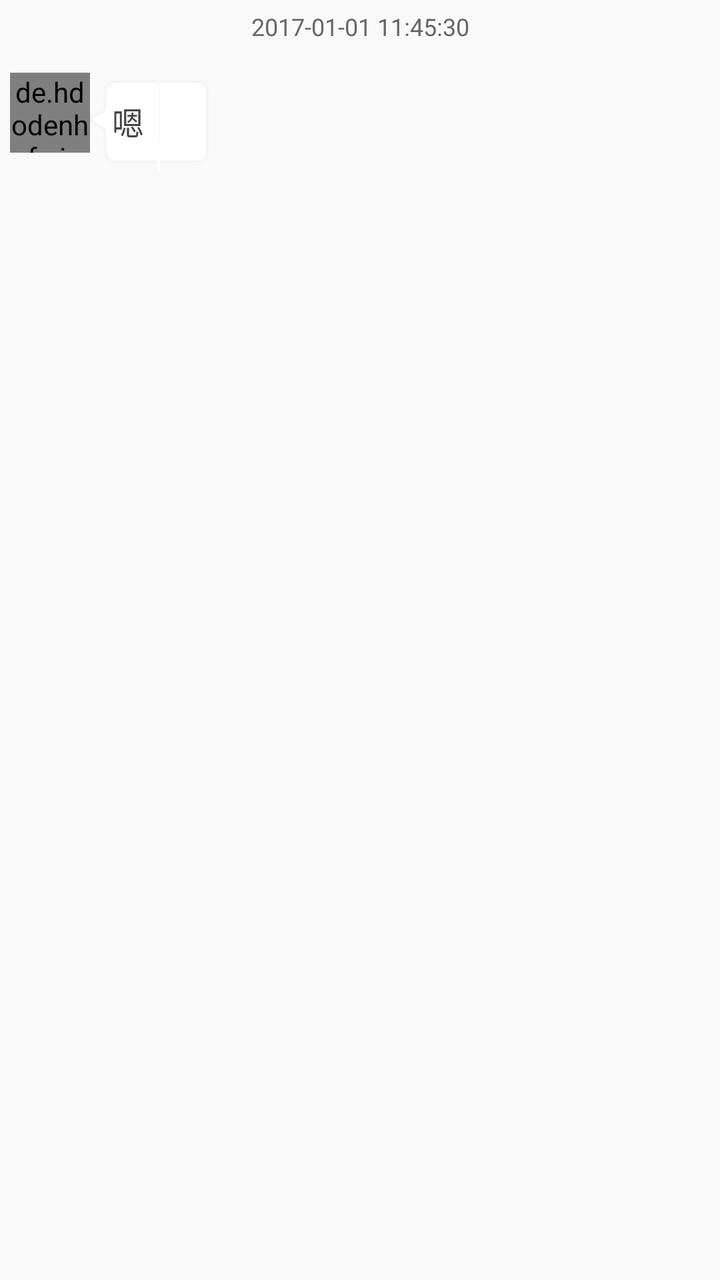
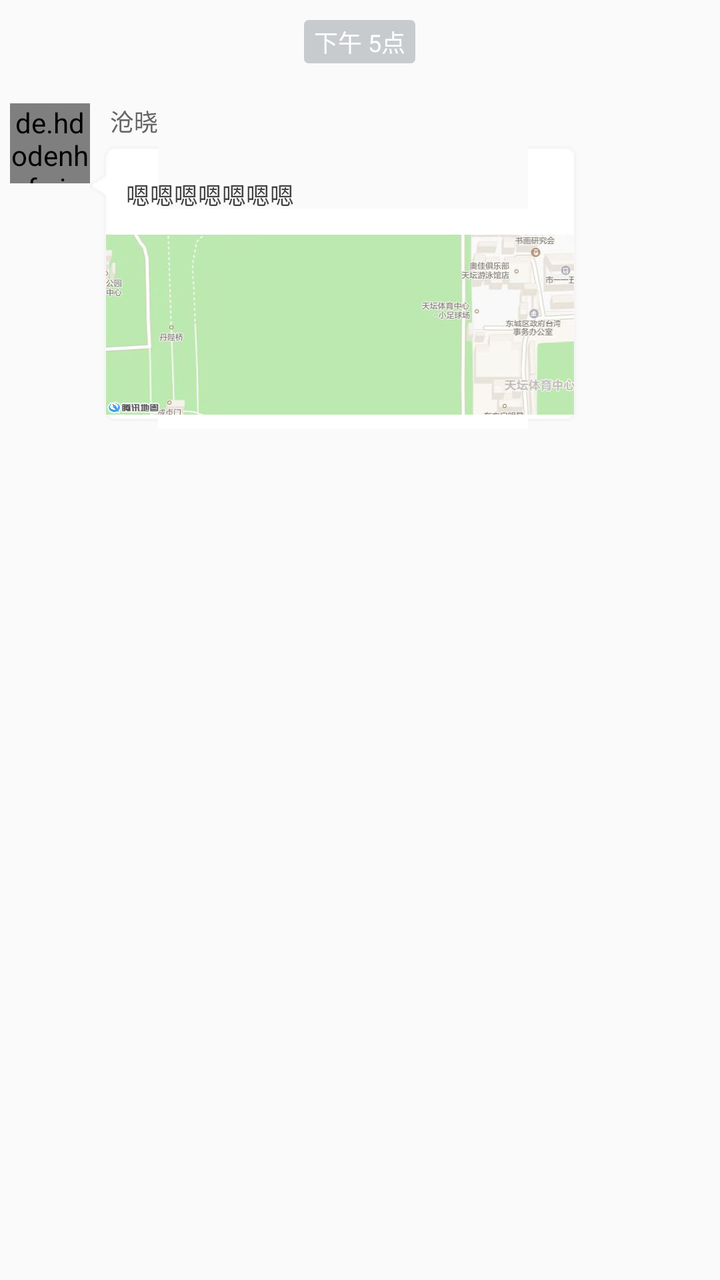

Two renders of the same Android screen: before a commit and after it. Below are the layout's source before the change and the commit's diff.
<!-- AndroidManifest.xml: application theme AppTheme -->
<!-- res/layout/item_location_receive.xml -->
<?xml version="1.0" encoding="utf-8"?>
<LinearLayout xmlns:android="http://schemas.android.com/apk/res/android"
              xmlns:app="http://schemas.android.com/apk/res-auto"
              android:layout_width="match_parent"
              android:layout_height="match_parent"
              android:orientation="vertical">

    

    <TextView
        android:id="@+id/tvTime"
        android:layout_width="match_parent"
        android:layout_height="wrap_content"
        android:gravity="center"
        android:padding="5dp"
        android:text="2017-01-01 11:45:30"
        android:textColor="#666666"
        android:textSize="12sp"/>

    <LinearLayout
        android:layout_width="match_parent"
        android:layout_height="wrap_content"
        android:layout_gravity="left"
        android:orientation="horizontal"
        android:paddingBottom="20dp"
        android:paddingLeft="5dp"
        android:paddingRight="5dp"
        android:paddingTop="10dp">

        

        <de.hdodenhof.circleimageview.CircleImageView
            android:id="@+id/ivAvatar"
            android:layout_width="40dp"
            android:layout_height="40dp"
            android:focusable="false"
            android:focusableInTouchMode="false"
            android:src="@mipmap/default_header"/>

        <LinearLayout
            android:layout_width="wrap_content"
            android:layout_height="wrap_content"
            android:orientation="vertical">

            

            <TextView
                android:id="@+id/tvName"
                android:layout_width="wrap_content"
                android:layout_height="wrap_content"
                android:text="沧晓："
                android:textColor="#666666"
                android:textSize="12sp"
                android:visibility="gone"/>

            <LinearLayout
                android:layout_width="wrap_content"
                android:layout_height="wrap_content"
                android:gravity="center"
                android:orientation="horizontal">

                <TextView
                    android:id="@+id/tvText"
                    android:layout_width="wrap_content"
                    android:layout_height="wrap_content"
                    android:autoLink="phone|email|map|web"
                    android:background="@drawable/img_bubble_receive"
                    android:gravity="left|center_vertical"
                    android:maxWidth="240dp"
                    android:minHeight="40dp"
                    android:paddingBottom="12dp"
                    android:paddingLeft="11dp"
                    android:paddingRight="8dp"
                    android:paddingTop="12dp"
                    android:text="嗯"
                    android:textColor="#444444"
                    android:textColorLink="#666666"
                    android:textSize="16sp"/>

                <ProgressBar
                    android:id="@+id/pbSending"
                    style="?android:attr/progressBarStyleSmall"
                    android:layout_width="20dp"
                    android:layout_height="20dp"
                    android:layout_gravity="center"
                    android:layout_margin="5dp"
                    android:visibility="gone"/>

                <LinearLayout
                    android:id="@+id/llError"
                    android:layout_width="wrap_content"
                    android:layout_height="wrap_content"
                    android:layout_gravity="center"
                    android:visibility="gone">

                    <de.hdodenhof.circleimageview.CircleImageView
                        android:id="@+id/ivError"
                        android:layout_width="20dp"
                        android:layout_height="20dp"
                        android:layout_gravity="center"
                        android:layout_margin="5dp"
                        android:src="@mipmap/img_error"/>

                    <TextView
                        android:id="@+id/tvRetry"
                        android:layout_width="wrap_content"
                        android:layout_height="wrap_content"
                        android:layout_gravity="center"
                        android:text="重试"
                        android:visibility="gone"/>
                </LinearLayout>
            </LinearLayout>
        </LinearLayout>
    </LinearLayout>

</LinearLayout>
<!-- resources referenced by this layout -->
<resources>
  <!-- drawable img_bubble_receive: png bitmap (drawable, 457 bytes) -->
  <!-- mipmap default_header: jpg bitmap (mipmap-hdpi, 49500 bytes) -->
  <!-- mipmap img_error: png bitmap (mipmap-hdpi, 820 bytes) -->
  <style name="AppTheme" parent="Theme.AppCompat.Light">
          
          <item name="colorPrimary">@color/colorPrimary</item>
          <item name="colorPrimaryDark">@color/colorPrimarydark</item>
          <item name="colorAccent">@color/coloraccent</item>
          
          <item name="windowNoTitle">true</item>
          <item name="windowActionBar">false</item>
          
          <item name="android:windowAnimationStyle">@style/activityAnimation</item>
      </style>
  <color name="colorPrimary">#393A3F</color>
  <color name="colorPrimarydark">#303135</color>
  <color name="coloraccent">#7e7e7e</color>
  <style name="activityAnimation" parent="@android:style/Animation">
          <item name="android:activityOpenEnterAnimation">@anim/slide_right_in</item>
          <item name="android:activityOpenExitAnimation">@anim/slide_left_out</item>
          <item name="android:activityCloseEnterAnimation">@anim/slide_left_in</item>
          <item name="android:activityCloseExitAnimation">@anim/slide_right_out</item>
      </style>
</resources>

<!-- the commit's change to res/layout/item_location_receive.xml (unified diff, before → after) -->
@@ -9,12 +9,18 @@
 
     <TextView
         android:id="@+id/tvTime"
-        android:layout_width="match_parent"
+        android:layout_width="wrap_content"
         android:layout_height="wrap_content"
+        android:layout_gravity="center_horizontal"
+        android:layout_margin="10dp"
+        android:background="@drawable/shape_notification_bg"
         android:gravity="center"
-        android:padding="5dp"
-        android:text="2017-01-01 11:45:30"
-        android:textColor="#666666"
+        android:paddingBottom="2dp"
+        android:paddingLeft="5dp"
+        android:paddingRight="5dp"
+        android:paddingTop="2dp"
+        android:text="下午 5点"
+        android:textColor="#fff"
         android:textSize="12sp"/>
 
     <LinearLayout
@@ -48,10 +54,11 @@
                 android:id="@+id/tvName"
                 android:layout_width="wrap_content"
                 android:layout_height="wrap_content"
-                android:text="沧晓："
+                android:layout_marginLeft="10dp"
+                android:text="沧晓"
                 android:textColor="#666666"
                 android:textSize="12sp"
-                android:visibility="gone"/>
+                android:visibility="visible"/>
 
             <LinearLayout
                 android:layout_width="wrap_content"
@@ -59,23 +66,35 @@
                 android:gravity="center"
                 android:orientation="horizontal">
 
-                <TextView
-                    android:id="@+id/tvText"
-                    android:layout_width="wrap_content"
+                <LinearLayout
+                    android:layout_width="250dp"
                     android:layout_height="wrap_content"
-                    android:autoLink="phone|email|map|web"
-                    android:background="@drawable/img_bubble_receive"
-                    android:gravity="left|center_vertical"
-                    android:maxWidth="240dp"
-                    android:minHeight="40dp"
-                    android:paddingBottom="12dp"
-                    android:paddingLeft="11dp"
-                    android:paddingRight="8dp"
-                    android:paddingTop="12dp"
-                    android:text="嗯"
-                    android:textColor="#444444"
-                    android:textColorLink="#666666"
-                    android:textSize="16sp"/>
+                    android:background="@drawable/img_location_receive"
+                    android:orientation="vertical">
+
+                    <TextView
+                        android:id="@+id/tvTitle"
+                        android:layout_width="match_parent"
+                        android:layout_height="wrap_content"
+                        android:ellipsize="end"
+                        android:gravity="left|center_vertical"
+                        android:maxWidth="240dp"
+                        android:minHeight="40dp"
+                        android:paddingLeft="10dp"
+                        android:paddingRight="10dp"
+                        android:text="嗯嗯嗯嗯嗯嗯嗯"
+                        android:textColor="#444444"
+                        android:textColorLink="#666666"
+                        android:textSize="12sp"/>
+
+                    <ImageView
+                        android:id="@+id/ivLocation"
+                        android:layout_width="wrap_content"
+                        android:layout_height="90dp"
+                        android:maxWidth="240dp"
+                        android:scaleType="fitXY"
+                        android:src="@mipmap/default_location"/>
+                </LinearLayout>
 
                 <ProgressBar
                     android:id="@+id/pbSending"
<!-- resource entries referenced after the edit -->
@@ -1,22 +1,29 @@
 <!-- resources referenced by this layout -->
 <resources>
-  <!-- drawable img_bubble_receive: png bitmap (drawable, 457 bytes) -->
+  <!-- drawable img_location_receive: png bitmap (drawable, 454 bytes) -->
+  <!-- drawable shape_notification_bg (drawable) -->
+  <?xml version="1.0" encoding="UTF-8"?>
+  <shape xmlns:android="http://schemas.android.com/apk/res/android">
+      <solid android:color="#C8CBCE" />
+      <corners android:radius="2dip"/>
+      <stroke
+          android:width="0.5dip"
+          android:color="#C8CBCE" />
+  </shape>
   <!-- mipmap default_header: jpg bitmap (mipmap-hdpi, 49500 bytes) -->
+  <!-- mipmap default_location: png bitmap (mipmap-hdpi, 15815 bytes) -->
   <!-- mipmap img_error: png bitmap (mipmap-hdpi, 820 bytes) -->
-  <style name="AppTheme" parent="Theme.AppCompat.Light">
+  <style name="AppTheme" parent="Theme.AppCompat.Light.NoActionBar">
           
           <item name="colorPrimary">@color/colorPrimary</item>
-          <item name="colorPrimaryDark">@color/colorPrimarydark</item>
-          <item name="colorAccent">@color/coloraccent</item>
-          
-          <item name="windowNoTitle">true</item>
-          <item name="windowActionBar">false</item>
+          <item name="colorPrimaryDark">@color/colorPrimaryDark</item>
+          <item name="colorAccent">@color/colorAccent</item>
           
           <item name="android:windowAnimationStyle">@style/activityAnimation</item>
       </style>
   <color name="colorPrimary">#393A3F</color>
-  <color name="colorPrimarydark">#303135</color>
-  <color name="coloraccent">#7e7e7e</color>
+  <color name="colorPrimaryDark">#303135</color>
+  <color name="colorAccent">#7e7e7e</color>
   <style name="activityAnimation" parent="@android:style/Animation">
           <item name="android:activityOpenEnterAnimation">@anim/slide_right_in</item>
           <item name="android:activityOpenExitAnimation">@anim/slide_left_out</item>
